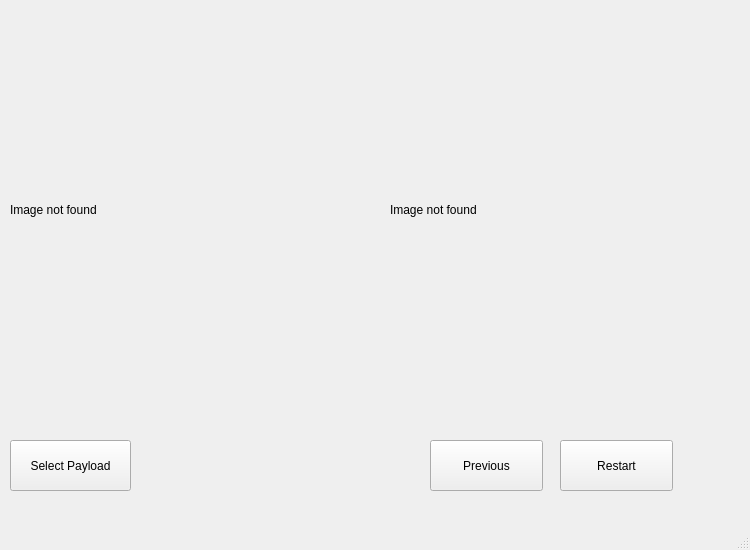
First picture: the form in Kevin/Remaning UI Files/EncodeImage.ui, repository kevinrmedina/StegoCapstone, before the edit.
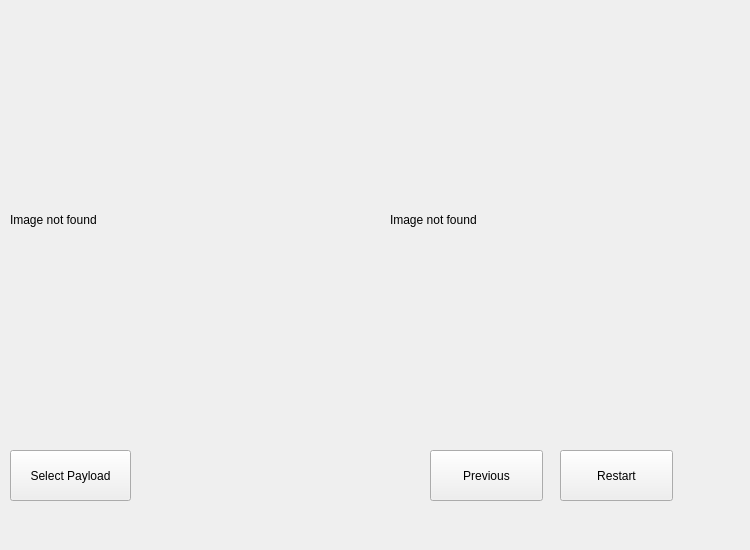
Second picture: the form after the edit.

The edit to the form file:
```diff
--- a/Kevin/Remaning UI Files/EncodeImage.ui
+++ b/Kevin/Remaning UI Files/EncodeImage.ui
@@ -1,7 +1,7 @@
 <?xml version="1.0" encoding="UTF-8"?>
 <ui version="4.0">
- <class>MainWindow</class>
- <widget class="QMainWindow" name="MainWindow">
+ <class>Form</class>
+ <widget class="QWidget" name="Form">
   <property name="geometry">
    <rect>
     <x>0</x>
@@ -13,12 +13,11 @@
   <property name="windowTitle">
    <string>MainWindow</string>
   </property>
-  <widget class="QWidget" name="centralwidget">
    <widget class="QPushButton" name="pushButton_3">
     <property name="geometry">
      <rect>
       <x>10</x>
-      <y>440</y>
+     <y>450</y>
       <width>121</width>
       <height>51</height>
      </rect>
@@ -27,37 +26,11 @@
      <string>Select Payload</string>
     </property>
    </widget>
-   <widget class="QPushButton" name="pushButton">
-    <property name="geometry">
-     <rect>
-      <x>430</x>
-      <y>440</y>
-      <width>113</width>
-      <height>51</height>
-     </rect>
-    </property>
-    <property name="text">
-     <string>Previous</string>
-    </property>
-   </widget>
-   <widget class="QPushButton" name="pushButton_2">
-    <property name="geometry">
-     <rect>
-      <x>560</x>
-      <y>440</y>
-      <width>113</width>
-      <height>51</height>
-     </rect>
-    </property>
-    <property name="text">
-     <string>Restart</string>
-    </property>
-   </widget>
    <widget class="QWidget" name="verticalLayoutWidget">
     <property name="geometry">
      <rect>
       <x>390</x>
-      <y>0</y>
+     <y>10</y>
       <width>351</width>
       <height>421</height>
      </rect>
@@ -76,7 +49,7 @@
     <property name="geometry">
      <rect>
       <x>10</x>
-      <y>0</y>
+     <y>10</y>
       <width>351</width>
       <height>421</height>
      </rect>
@@ -91,18 +64,32 @@
      </item>
     </layout>
    </widget>
+  <widget class="QPushButton" name="pushButton">
+   <property name="geometry">
+    <rect>
+     <x>430</x>
+     <y>450</y>
+     <width>113</width>
+     <height>51</height>
+    </rect>
+   </property>
+   <property name="text">
+    <string>Previous</string>
+   </property>
   </widget>
-  <widget class="QMenuBar" name="menubar">
+  <widget class="QPushButton" name="pushButton_2">
    <property name="geometry">
     <rect>
-     <x>0</x>
-     <y>0</y>
-     <width>750</width>
-     <height>22</height>
+     <x>560</x>
+     <y>450</y>
+     <width>113</width>
+     <height>51</height>
     </rect>
    </property>
+   <property name="text">
+    <string>Restart</string>
+   </property>
   </widget>
-  <widget class="QStatusBar" name="statusbar"/>
  </widget>
  <resources/>
  <connections/>
```
Left out of the diff: 2 changed lines with no effect on the pictures. Lines whose indentation alone changed are shown as unchanged.
